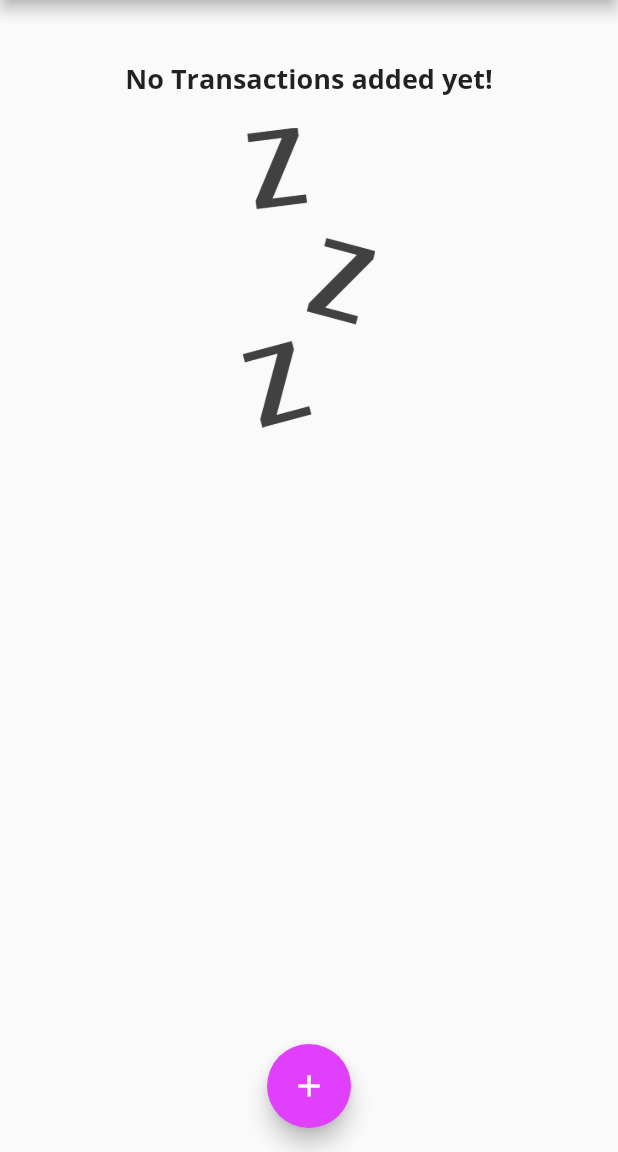
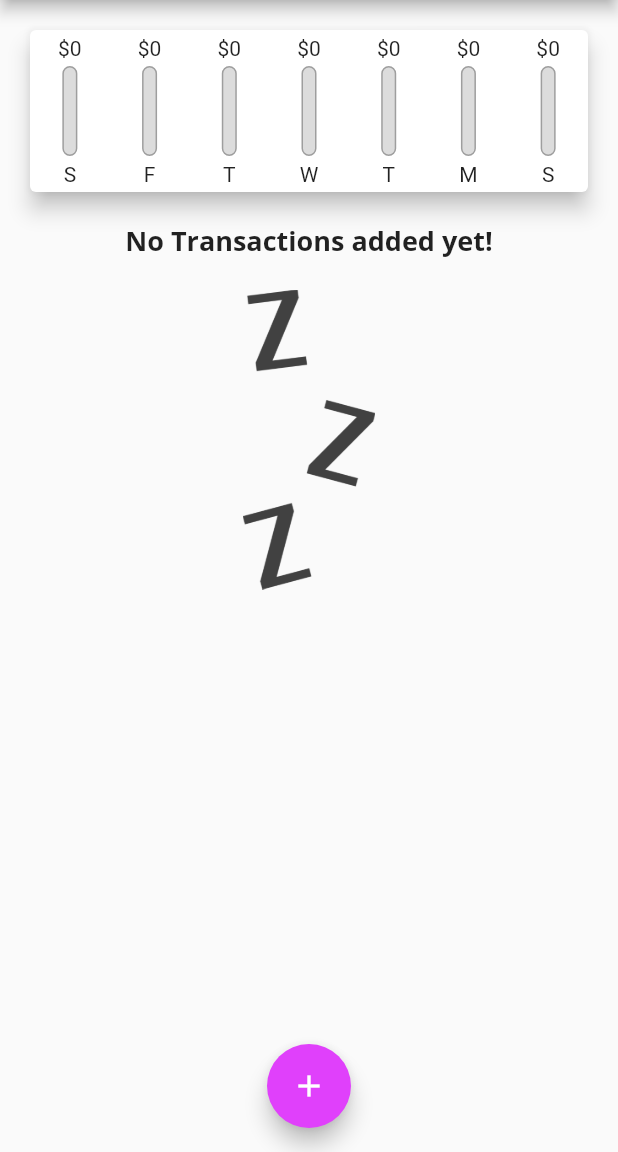
Before and after one commit to fffrowies/expense_planner, a Flutter app: the screen it shows after launch, on a phone screen of 412 x 824 dp, the part 84-1236 px from its top. Run offline on Flutter 3.47's test engine with Material 2 defaults, Android fonts, the phone set to English and light mode, and no system bars.

Commit message:
Finalizando Chart

```diff
--- a/lib/widgets/chart.dart
+++ b/lib/widgets/chart.dart
@@ -1,7 +1,9 @@
-import 'package:expense_planner/models/transaction.dart';
 import 'package:flutter/material.dart';
 
 import 'package:intl/intl.dart';
+
+import '../models/transaction.dart';
+import './chart_bar.dart';
 
 class Chart extends StatelessWidget {
   final List<Transaction> recentTransactions;
@@ -24,9 +26,15 @@ class Chart extends StatelessWidget {
       }
 
       return {
-        'day': DateFormat.E().format(weekDay),
+        'day': DateFormat.E().format(weekDay).substring(0, 1),
         'amount': totalSum,
       };
+    });
+  }
+
+  double get totalSpending {
+    return groupedTransactionValues.fold(0.0, (sum, item) {
+      return sum + ((item['amount']) as double);
     });
   }
 
@@ -36,7 +44,19 @@ class Chart extends StatelessWidget {
       elevation: 6,
       margin: EdgeInsets.all(20),
       child: Row(
-        children: <Widget>[],
+        mainAxisAlignment: MainAxisAlignment.spaceAround,
+        children: groupedTransactionValues.map((data) {
+          return Flexible(
+            fit: FlexFit.tight,
+            child: ChartBar(
+              (data['day']) as String,
+              (data['amount']) as double,
+              totalSpending == 0.0
+                  ? 0.0
+                  : ((data['amount']) as double) / totalSpending,
+            ),
+          );
+        }).toList(),
       ),
     );
   }
--- /dev/null
+++ b/lib/widgets/chart_bar.dart
@@ -0,0 +1,60 @@
+import 'package:flutter/material.dart';
+
+class ChartBar extends StatelessWidget {
+  final String label;
+  final double spendingAmount;
+  final double spendingPctOfTotal;
+
+  ChartBar(this.label, this.spendingAmount, this.spendingPctOfTotal);
+
+  @override
+  Widget build(BuildContext context) {
+    return Column(
+      children: <Widget>[
+        SizedBox(
+          height: 4,
+        ),
+        FittedBox(
+          child: Text('\$${spendingAmount.toStringAsFixed(0)}'),
+        ),
+        SizedBox(
+          height: 4,
+        ),
+        Container(
+          height: 60,
+          width: 10,
+          child: Stack(
+            children: <Widget>[
+              Container(
+                decoration: BoxDecoration(
+                  border: Border.all(
+                    color: Colors.grey,
+                    width: 1.0,
+                  ),
+                  color: Color.fromRGBO(220, 220, 220, 1),
+                  borderRadius: BorderRadius.circular(10),
+                ),
+              ),
+              FractionallySizedBox(
+                heightFactor: spendingPctOfTotal,
+                child: Container(
+                  decoration: BoxDecoration(
+                    color: Theme.of(context).primaryColorDark,
+                    borderRadius: BorderRadius.circular(10),
+                  ),
+                ),
+              )
+            ],
+          ),
+        ),
+        SizedBox(
+          height: 4,
+        ),
+        Text(label),
+        SizedBox(
+          height: 4,
+        ),
+      ],
+    );
+  }
+}
```
